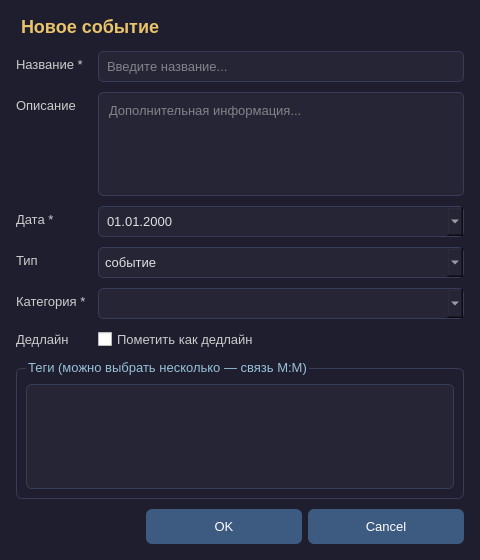
Old version of the form src/eventdialog.ui in the repository lshkvv/calendar.
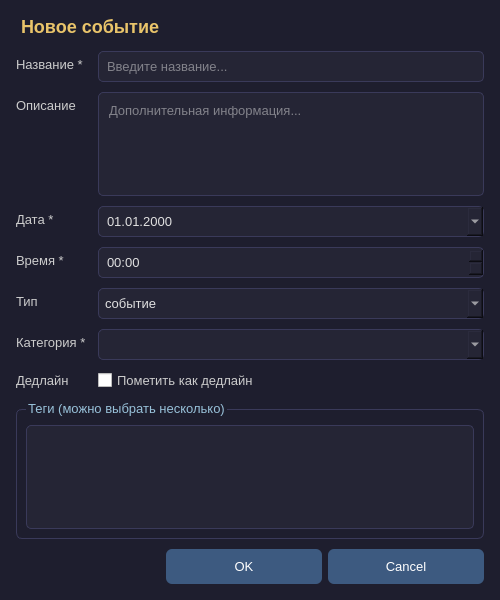
New version of the form.

```diff
--- a/src/eventdialog.ui
+++ b/src/eventdialog.ui
@@ -3,7 +3,7 @@
  <class>EventDialog</class>
  <widget class="QDialog" name="EventDialog">
   <property name="geometry">
-   <rect><x>0</x><y>0</y><width>480</width><height>560</height></rect>
+   <rect><x>0</x><y>0</y><width>500</width><height>600</height></rect>
   </property>
   <property name="windowTitle">
    <string>Событие</string>
@@ -12,7 +12,7 @@
    <string>
     QDialog { background: #1e1e2e; }
     QLabel  { color: #ccc; font-size: 13px; }
-    QLineEdit, QPlainTextEdit, QDateEdit, QComboBox {
+    QLineEdit, QPlainTextEdit, QDateEdit, QTimeEdit, QComboBox {
       background: #252535;
       color: #e0e0e0;
       border: 1px solid #3a3a5a;
@@ -32,10 +32,7 @@
       margin-top: 8px;
       padding-top: 6px;
     }
-    QGroupBox::title {
-      subcontrol-origin: margin;
-      left: 10px;
-    }
+    QGroupBox::title { subcontrol-origin: margin; left: 10px; }
     QListWidget {
       background: #252535;
       color: #e0e0e0;
@@ -146,56 +143,45 @@
      </item>
 
      <item row="3" column="0">
-      <widget class="QLabel" name="labelType">
-       <property name="text">
-        <string>Тип</string>
-       </property>
+      <widget class="QLabel" name="labelTime">
+       <property name="text"><string>Время *</string></property>
       </widget>
      </item>
      <item row="3" column="1">
-      <widget class="QComboBox" name="typeComboBox">
-       <item>
-        <property name="text">
-         <string>событие</string>
-        </property>
-       </item>
-       <item>
-        <property name="text">
-         <string>дедлайн</string>
-        </property>
-       </item>
-       <item>
-        <property name="text">
-         <string>желание</string>
-        </property>
-       </item>
-       <item>
-        <property name="text">
-         <string>напоминание</string>
-        </property>
-       </item>
+      <widget class="QTimeEdit" name="timeEdit">
+       <property name="displayFormat"><string>HH:mm</string></property>
       </widget>
      </item>
 
      <item row="4" column="0">
-      <widget class="QLabel" name="labelCategory">
-       <property name="text">
-        <string>Категория *</string>
-       </property>
+      <widget class="QLabel" name="labelType">
+       <property name="text"><string>Тип</string></property>
       </widget>
      </item>
      <item row="4" column="1">
-      <widget class="QComboBox" name="categoryComboBox"/>
+      <widget class="QComboBox" name="typeComboBox">
+       <item><property name="text"><string>событие</string></property></item>
+       <item><property name="text"><string>дедлайн</string></property></item>
+       <item><property name="text"><string>желание</string></property></item>
+       <item><property name="text"><string>напоминание</string></property></item>
+      </widget>
      </item>
 
      <item row="5" column="0">
-      <widget class="QLabel" name="labelDeadline">
-       <property name="text">
-        <string>Дедлайн</string>
-       </property>
+      <widget class="QLabel" name="labelCategory">
+       <property name="text"><string>Категория *</string></property>
       </widget>
      </item>
      <item row="5" column="1">
+      <widget class="QComboBox" name="categoryComboBox"/>
+     </item>
+
+     <item row="6" column="0">
+      <widget class="QLabel" name="labelDeadline">
+       <property name="text"><string>Дедлайн</string></property>
+      </widget>
+     </item>
+     <item row="6" column="1">
       <widget class="QCheckBox" name="deadlineCheckBox">
        <property name="text">
         <string>Пометить как дедлайн</string>
@@ -208,7 +194,7 @@
    <item>
     <widget class="QGroupBox" name="tagsGroupBox">
      <property name="title">
-      <string>Теги (можно выбрать несколько — связь M:M)</string>
+      <string>Теги (можно выбрать несколько)</string>
      </property>
      <layout class="QVBoxLayout" name="tagsLayout">
       <item>
```
Left out of the diff: 70 changed lines with no effect on the pictures.
